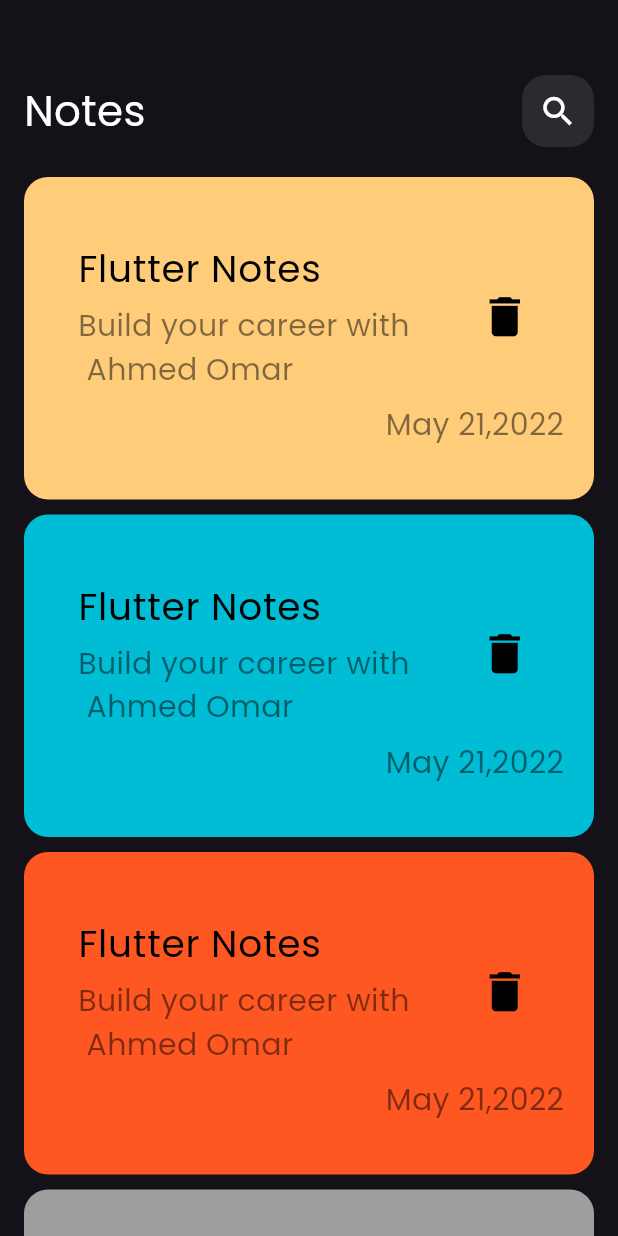
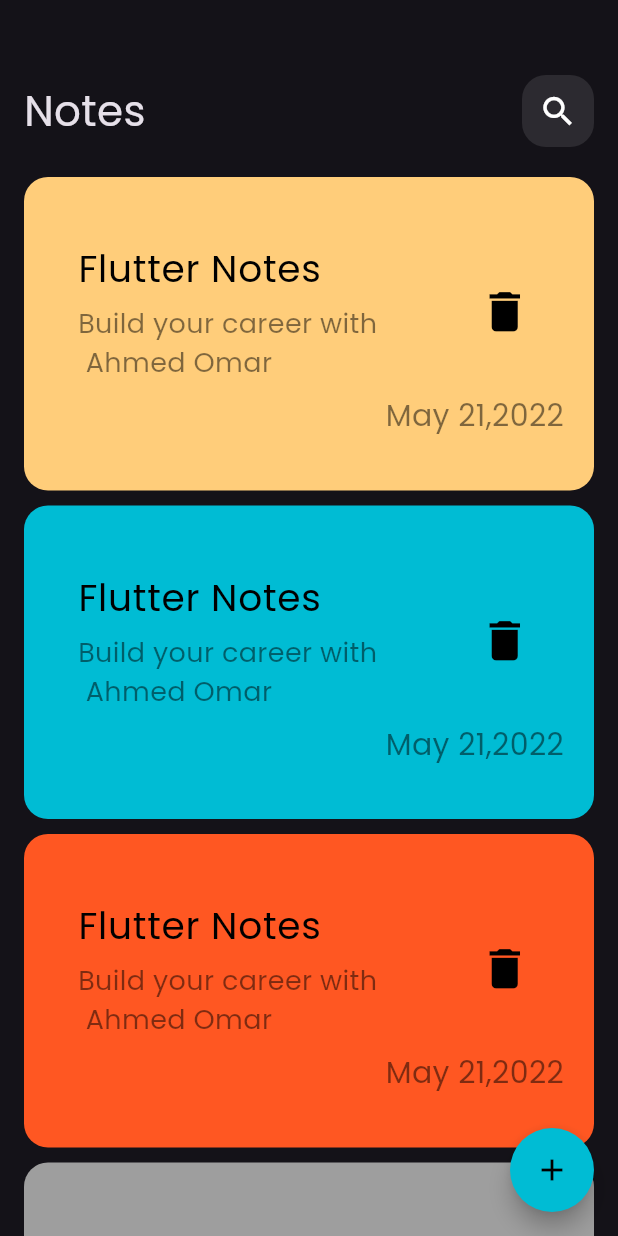
Before and after one commit to AhmedOmarG3/NotesApp, a Flutter app: the screen it shows after launch, on a phone screen of 412 x 824 dp. Run offline on Flutter 3.47's test engine with Material 3 defaults, Android fonts, the phone set to English and light mode, and no system bars.

Commit message:
add floating action  button

```diff
--- a/lib/Views/notes_view.dart
+++ b/lib/Views/notes_view.dart
@@ -6,6 +6,17 @@
 
   @override
   Widget build(BuildContext context) {
-    return const Scaffold(body: NotesViewBody(),);
+    return Scaffold(
+      floatingActionButton: FloatingActionButton(
+        shape: CircleBorder(),
+        backgroundColor: Colors.cyan,
+        onPressed: () {},
+        child: Icon(
+          Icons.add,
+          color: Colors.black,
+        ),
+      ),
+      body: const NotesViewBody(),
+    );
   }
 }
--- a/lib/Widgets/custom_app_bar.dart
+++ b/lib/Widgets/custom_app_bar.dart
@@ -11,7 +11,7 @@
       children: [
         Text(
           'Notes',
-          style: TextStyle(color: Colors.white, fontSize: 28),
+          style: TextStyle( fontSize: 28),
         ),
         CustomContainer(),
       ],
--- a/lib/Widgets/custom_container.dart
+++ b/lib/Widgets/custom_container.dart
@@ -14,7 +14,6 @@
       child: Icon(
         Icons.search,
         size: 26,
-        color: Colors.white,
       ),
     );
   }
--- a/lib/Widgets/note_item.dart
+++ b/lib/Widgets/note_item.dart
@@ -21,7 +21,7 @@
             subtitle: Text(
               'Build your career with\n Ahmed Omar',
               style:
-                  TextStyle(color: Colors.black.withOpacity(0.5), fontSize: 20),
+                  TextStyle(color: Colors.black.withOpacity(0.5), fontSize: 18),
             ),
             trailing: IconButton(
                 onPressed: () {},
```
